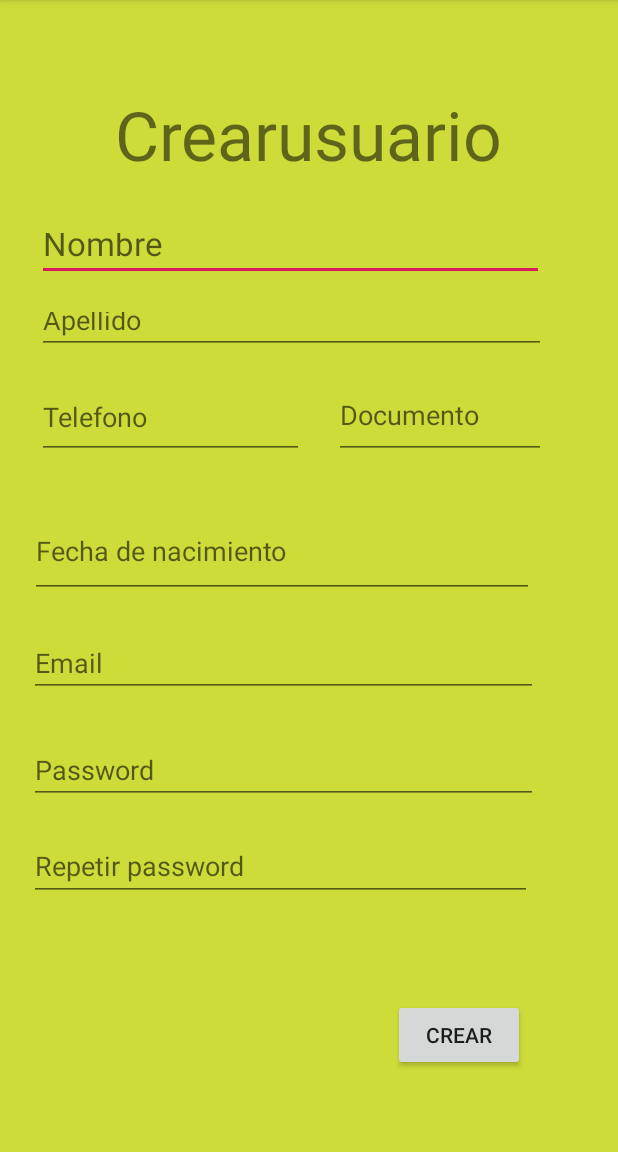
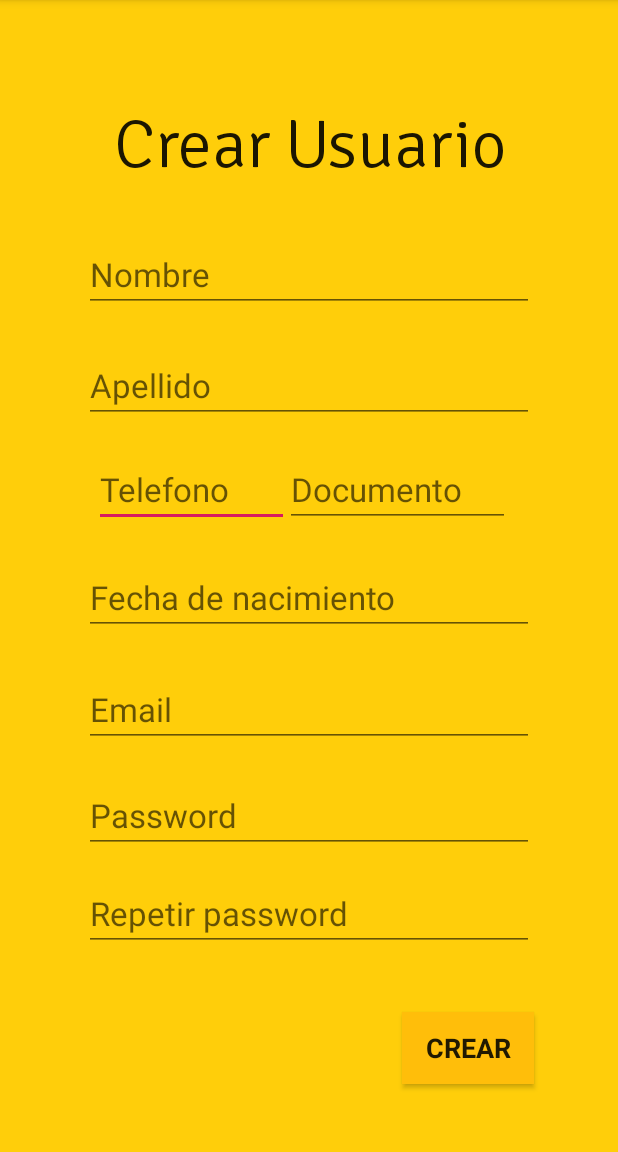
Before and after one commit to mariajosebare/PruebadeMDM, an Android app: the creaciondeusuario screen opened directly, with no data from a screen before it, on a phone screen of 412 x 824 dp, the part 84-1236 px from its top. Run offline under Robolectric (Android 15) with nearby library versions, the phone set to English and light mode, and no system bars; libraries missing offline, so code that uses them is left out: com.loopj.android, cz.msebera.android.

Commit message:
Modificación de layouts

```diff
--- a/app/src/main/res/layout/activity_creaciondeusuario.xml
+++ b/app/src/main/res/layout/activity_creaciondeusuario.xml
@@ -4,194 +4,214 @@
     xmlns:tools="http://schemas.android.com/tools"
     android:layout_width="match_parent"
     android:layout_height="match_parent"
-    android:background="#CDDC39"
+    android:background="#FFCE0A"
     tools:context=".creaciondeusuario">
+
+
+    <EditText
+        android:id="@+id/Telefono"
+        android:layout_width="130dp"
+        android:layout_height="50dp"
+        android:layout_marginStart="55dp"
+        android:layout_marginLeft="55dp"
+        android:layout_marginEnd="209dp"
+        android:layout_marginRight="209dp"
+        android:ems="10"
+        android:hint="Telefono"
+        android:inputType="phone"
+        android:textSize="22sp"
+        android:typeface="sans"
+        app:layout_constraintBottom_toBottomOf="parent"
+        app:layout_constraintEnd_toEndOf="parent"
+        app:layout_constraintHorizontal_bias="0.415"
+        app:layout_constraintStart_toStartOf="parent"
+        app:layout_constraintTop_toTopOf="parent"
+        app:layout_constraintVertical_bias="0.42" />
+
+    <EditText
+        android:id="@+id/Documento"
+        android:layout_width="150dp"
+        android:layout_height="50dp"
+        android:ems="10"
+        android:hint="Documento"
+        android:inputType="number"
+        android:textAppearance="@style/TextAppearance.AppCompat.Medium"
+        android:textSize="22sp"
+        android:typeface="sans"
+        app:layout_constraintBottom_toBottomOf="parent"
+        app:layout_constraintEnd_toEndOf="parent"
+        app:layout_constraintHorizontal_bias="0.726"
+        app:layout_constraintStart_toStartOf="parent"
+        app:layout_constraintTop_toTopOf="parent"
+        app:layout_constraintVertical_bias="0.42" />
+
+    <Button
+        android:id="@+id/validarusuario"
+        android:layout_width="wrap_content"
+        android:layout_height="wrap_content"
+        android:layout_marginStart="267dp"
+        android:layout_marginLeft="267dp"
+        android:layout_marginEnd="56dp"
+        android:layout_marginRight="56dp"
+        android:background="#FFBE0A"
+        android:onClick="validarusuario"
+        android:shadowColor="#E8AB00"
+        android:text="Crear"
+        android:textSize="18sp"
+        android:textStyle="bold"
+        android:typeface="sans"
+        app:layout_constraintBottom_toBottomOf="parent"
+        app:layout_constraintEnd_toEndOf="parent"
+        app:layout_constraintHorizontal_bias="0.513"
+        app:layout_constraintStart_toStartOf="parent"
+        app:layout_constraintTop_toTopOf="parent"
+        app:layout_constraintVertical_bias="0.937" />
 
     <TextView
         android:id="@+id/textView11"
-        android:layout_width="259dp"
-        android:layout_height="53dp"
-        android:layout_marginStart="68dp"
-        android:layout_marginLeft="68dp"
-        android:layout_marginTop="36dp"
-        android:layout_marginEnd="68dp"
-        android:layout_marginRight="68dp"
-        android:layout_marginBottom="632dp"
-        android:text="Crearusuario"
+        android:layout_width="300dp"
+        android:layout_height="55dp"
+        android:layout_marginStart="55dp"
+        android:layout_marginLeft="55dp"
+        android:layout_marginEnd="56dp"
+        android:layout_marginRight="56dp"
+        android:gravity="center"
+        android:text="Crear Usuario"
+        android:textAppearance="@style/TextAppearance.AppCompat.Medium"
+        android:textColor="#E4000000"
         android:textSize="45sp"
+        android:typeface="sans"
+        app:fontFamily="@font/signika_light"
         app:layout_constraintBottom_toBottomOf="parent"
         app:layout_constraintEnd_toEndOf="parent"
+        app:layout_constraintHorizontal_bias="0.513"
         app:layout_constraintStart_toStartOf="parent"
-        app:layout_constraintTop_toTopOf="parent" />
+        app:layout_constraintTop_toTopOf="parent"
+        app:layout_constraintVertical_bias="0.096" />
 
     <EditText
         android:id="@+id/Nombre"
-        android:layout_width="338dp"
-        android:layout_height="42dp"
-        android:layout_marginStart="24dp"
-        android:layout_marginLeft="24dp"
-        android:layout_marginTop="21dp"
-        android:layout_marginEnd="49dp"
-        android:layout_marginRight="49dp"
-        android:layout_marginBottom="569dp"
+        android:layout_width="300dp"
+        android:layout_height="50dp"
+        android:layout_marginStart="55dp"
+        android:layout_marginLeft="55dp"
+        android:layout_marginEnd="56dp"
+        android:layout_marginRight="56dp"
         android:ems="10"
         android:gravity="start|top"
         android:hint="Nombre"
         android:inputType="textMultiLine"
         android:textSize="22sp"
+        android:typeface="sans"
         app:layout_constraintBottom_toBottomOf="parent"
         app:layout_constraintEnd_toEndOf="parent"
+        app:layout_constraintHorizontal_bias="0.513"
         app:layout_constraintStart_toStartOf="parent"
-        app:layout_constraintTop_toBottomOf="@+id/textView11" />
+        app:layout_constraintTop_toTopOf="parent"
+        app:layout_constraintVertical_bias="0.22" />
 
     <EditText
         android:id="@+id/Apellido"
-        android:layout_width="339dp"
-        android:layout_height="38dp"
-        android:layout_marginStart="24dp"
-        android:layout_marginLeft="24dp"
-        android:layout_marginTop="179dp"
-        android:layout_marginEnd="48dp"
-        android:layout_marginRight="48dp"
-        android:layout_marginBottom="514dp"
+        android:layout_width="300dp"
+        android:layout_height="50dp"
+        android:layout_marginStart="55dp"
+        android:layout_marginLeft="55dp"
+        android:layout_marginEnd="56dp"
+        android:layout_marginRight="56dp"
         android:ems="10"
         android:gravity="start|top"
         android:hint="Apellido"
         android:inputType="textMultiLine"
+        android:textSize="22sp"
+        android:typeface="sans"
         app:layout_constraintBottom_toBottomOf="parent"
         app:layout_constraintEnd_toEndOf="parent"
+        app:layout_constraintHorizontal_bias="0.513"
         app:layout_constraintStart_toStartOf="parent"
-        app:layout_constraintTop_toTopOf="parent" />
-
-
-    <EditText
-        android:id="@+id/Telefono"
-        android:layout_width="178dp"
-        android:layout_height="55dp"
-        android:layout_marginStart="24dp"
-        android:layout_marginLeft="24dp"
-        android:layout_marginTop="232dp"
-        android:layout_marginEnd="209dp"
-        android:layout_marginRight="209dp"
-        android:layout_marginBottom="444dp"
-        android:ems="10"
-        android:hint="Telefono"
-        android:inputType="phone"
-        app:layout_constraintBottom_toBottomOf="parent"
-        app:layout_constraintEnd_toEndOf="parent"
-        app:layout_constraintStart_toStartOf="parent"
-        app:layout_constraintTop_toTopOf="parent" />
-
-    <EditText
-        android:id="@+id/Documento"
-        android:layout_width="141dp"
-        android:layout_height="58dp"
-        android:layout_marginStart="222dp"
-        android:layout_marginLeft="222dp"
-        android:layout_marginTop="229dp"
-        android:layout_marginEnd="48dp"
-        android:layout_marginRight="48dp"
-        android:layout_marginBottom="444dp"
-        android:ems="10"
-        android:hint="Documento"
-        android:inputType="number"
-        android:textAppearance="@style/TextAppearance.AppCompat.Medium"
-        app:layout_constraintBottom_toBottomOf="parent"
-        app:layout_constraintEnd_toEndOf="parent"
-        app:layout_constraintStart_toStartOf="parent"
-        app:layout_constraintTop_toTopOf="parent" />
-
+        app:layout_constraintTop_toTopOf="parent"
+        app:layout_constraintVertical_bias="0.323" />
 
     <EditText
         android:id="@+id/email"
-        android:layout_width="339dp"
-        android:layout_height="43dp"
-        android:layout_marginStart="19dp"
-        android:layout_marginLeft="19dp"
-        android:layout_marginTop="403dp"
-        android:layout_marginEnd="53dp"
-        android:layout_marginRight="53dp"
-        android:layout_marginBottom="285dp"
+        android:layout_width="300dp"
+        android:layout_height="50dp"
+        android:layout_marginStart="55dp"
+        android:layout_marginLeft="55dp"
+        android:layout_marginEnd="56dp"
+        android:layout_marginRight="56dp"
         android:ems="10"
         android:hint="Email"
         android:inputType="textMultiLine"
         android:textAppearance="@style/TextAppearance.AppCompat.Medium"
+        android:textSize="22sp"
+        android:typeface="sans"
         app:layout_constraintBottom_toBottomOf="parent"
         app:layout_constraintEnd_toEndOf="parent"
+        app:layout_constraintHorizontal_bias="0.513"
         app:layout_constraintStart_toStartOf="parent"
-        app:layout_constraintTop_toTopOf="parent" />
+        app:layout_constraintTop_toTopOf="parent"
+        app:layout_constraintVertical_bias="0.624" />
 
     <EditText
         android:id="@+id/password"
-        android:layout_width="339dp"
-        android:layout_height="43dp"
-        android:layout_marginStart="19dp"
-        android:layout_marginLeft="19dp"
-        android:layout_marginTop="474dp"
-        android:layout_marginEnd="53dp"
-        android:layout_marginRight="53dp"
-        android:layout_marginBottom="214dp"
+        android:layout_width="300dp"
+        android:layout_height="50dp"
+        android:layout_marginStart="55dp"
+        android:layout_marginLeft="55dp"
+        android:layout_marginEnd="56dp"
+        android:layout_marginRight="56dp"
         android:ems="10"
         android:hint="Password"
         android:inputType="textPassword"
         android:textAppearance="@style/TextAppearance.AppCompat.Medium"
+        android:textSize="22sp"
+        android:typeface="sans"
         app:layout_constraintBottom_toBottomOf="parent"
         app:layout_constraintEnd_toEndOf="parent"
+        app:layout_constraintHorizontal_bias="0.513"
         app:layout_constraintStart_toStartOf="parent"
-        app:layout_constraintTop_toTopOf="parent" />
-
-    <Button
-        android:id="@+id/validarusuario"
-        android:layout_width="wrap_content"
-        android:layout_height="wrap_content"
-        android:layout_marginStart="261dp"
-        android:layout_marginLeft="261dp"
-        android:layout_marginTop="647dp"
-        android:layout_marginEnd="62dp"
-        android:layout_marginRight="62dp"
-        android:layout_marginBottom="36dp"
-        android:onClick="validarusuario"
-        android:text="Crear"
-        app:layout_constraintBottom_toBottomOf="parent"
-        app:layout_constraintEnd_toEndOf="parent"
-        app:layout_constraintStart_toStartOf="parent"
-        app:layout_constraintTop_toTopOf="parent" />
+        app:layout_constraintTop_toTopOf="parent"
+        app:layout_constraintVertical_bias="0.722" />
 
     <EditText
         android:id="@+id/fecha_nacimiento"
-        android:layout_width="336dp"
-        android:layout_height="62dp"
-        android:layout_marginStart="19dp"
-        android:layout_marginLeft="19dp"
-        android:layout_marginTop="318dp"
+        android:layout_width="300dp"
+        android:layout_height="50dp"
+        android:layout_marginStart="55dp"
+        android:layout_marginLeft="55dp"
         android:layout_marginEnd="56dp"
         android:layout_marginRight="56dp"
-        android:layout_marginBottom="351dp"
         android:ems="10"
         android:hint="Fecha de nacimiento "
         android:inputType="date"
+        android:textSize="22sp"
+        android:typeface="sans"
         app:layout_constraintBottom_toBottomOf="parent"
         app:layout_constraintEnd_toEndOf="parent"
+        app:layout_constraintHorizontal_bias="0.513"
         app:layout_constraintStart_toStartOf="parent"
-        app:layout_constraintTop_toTopOf="parent" />
+        app:layout_constraintTop_toTopOf="parent"
+        app:layout_constraintVertical_bias="0.52" />
 
     <EditText
         android:id="@+id/repetir_pass"
-        android:layout_width="335dp"
-        android:layout_height="46dp"
-        android:layout_marginStart="19dp"
-        android:layout_marginLeft="19dp"
-        android:layout_marginTop="536dp"
-        android:layout_marginEnd="57dp"
-        android:layout_marginRight="57dp"
-        android:layout_marginBottom="149dp"
+        android:layout_width="300dp"
+        android:layout_height="50dp"
+        android:layout_marginStart="55dp"
+        android:layout_marginLeft="55dp"
+        android:layout_marginEnd="56dp"
+        android:layout_marginRight="56dp"
         android:ems="10"
         android:gravity="start|top"
         android:hint="Repetir password"
         android:inputType="textPassword"
+        android:textSize="22sp"
+        android:typeface="sans"
         app:layout_constraintBottom_toBottomOf="parent"
         app:layout_constraintEnd_toEndOf="parent"
+        app:layout_constraintHorizontal_bias="0.513"
         app:layout_constraintStart_toStartOf="parent"
-        app:layout_constraintTop_toTopOf="parent" />
+        app:layout_constraintTop_toTopOf="parent"
+        app:layout_constraintVertical_bias="0.813" />
 
 </androidx.constraintlayout.widget.ConstraintLayout>
```
